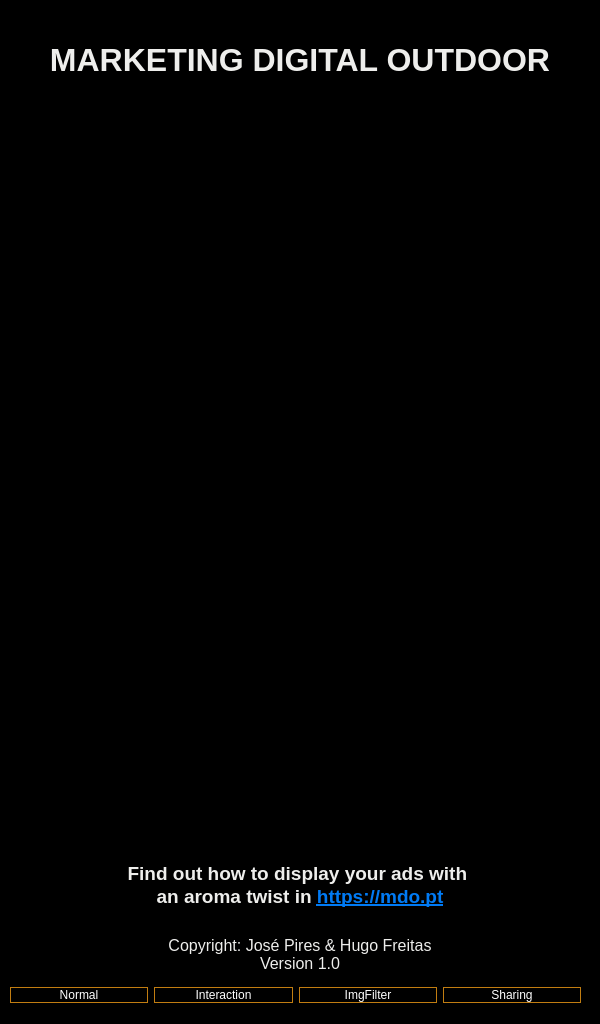
This is Proj/code/LS/LSApp/mainwindow.ui in ElectroQuanta/MDO as Qt 5 draws it before an edit. The edited form follows.
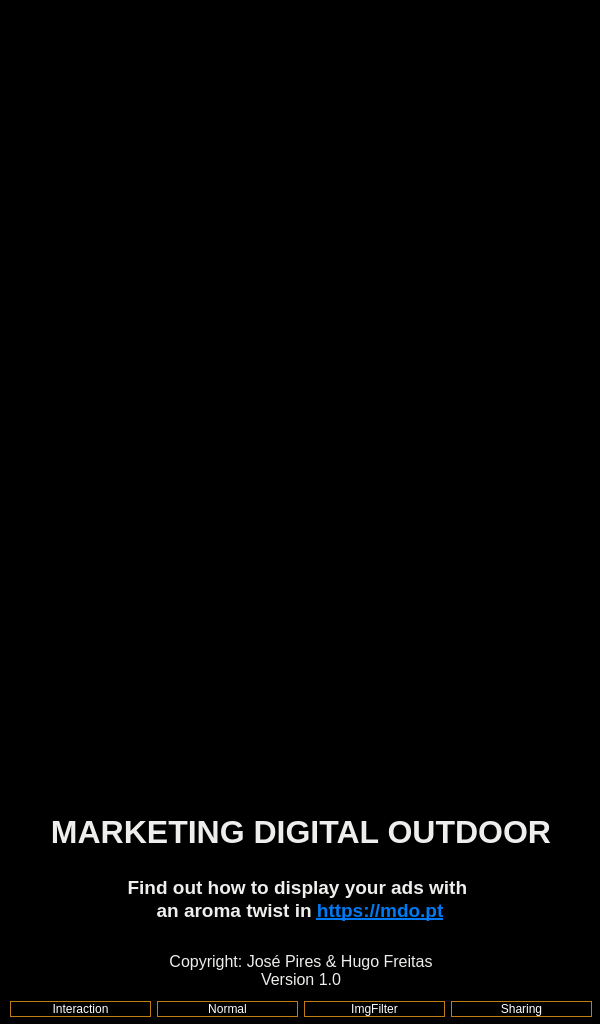
This is the edited form. Icons and pictures are not drawn.

Commit message: UPDT: LS: UI finished with just one shared graphic view

Patch:
```diff
--- a/Proj/code/LS/LSApp/mainwindow.ui
+++ b/Proj/code/LS/LSApp/mainwindow.ui
@@ -18,24 +18,30 @@
     <property name="geometry">
      <rect>
       <x>0</x>
-      <y>0</y>
+      <y>800</y>
       <width>600</width>
-      <height>1024</height>
+      <height>224</height>
      </rect>
     </property>
     <property name="styleSheet">
      <string notr="true">background-color: rgb(0, 0, 0);</string>
     </property>
-    <widget class="QWidget" name="page">
+    <property name="currentIndex">
+     <number>0</number>
+    </property>
+    <widget class="QWidget" name="main">
+     <widget class="QWidget" name="verticalLayoutWidget">
+      <property name="geometry">
+       <rect>
+        <x>10</x>
+        <y>10</y>
+        <width>582</width>
+        <height>207</height>
+       </rect>
+      </property>
+      <layout class="QVBoxLayout" name="verticalLayout">
+       <item>
      <widget class="QLabel" name="label">
-      <property name="geometry">
-       <rect>
-        <x>20</x>
-        <y>30</y>
-        <width>560</width>
-        <height>60</height>
-       </rect>
-      </property>
       <property name="font">
        <font>
         <pointsize>24</pointsize>
@@ -53,14 +59,20 @@
        <set>Qt::AlignCenter</set>
       </property>
      </widget>
-     <widget class="QLabel" name="label_2">
-      <property name="geometry">
-       <rect>
-        <x>20</x>
-        <y>860</y>
-        <width>560</width>
-        <height>50</height>
-       </rect>
+       </item>
+       <item>
+        <widget class="QLabel" name="label_5">
+         <property name="sizePolicy">
+          <sizepolicy hsizetype="Fixed" vsizetype="Fixed">
+           <horstretch>0</horstretch>
+           <verstretch>0</verstretch>
+          </sizepolicy>
+         </property>
+         <property name="minimumSize">
+          <size>
+           <width>580</width>
+           <height>80</height>
+          </size>
       </property>
       <property name="font">
        <font>
@@ -84,14 +96,20 @@
        <set>Qt::AlignCenter</set>
       </property>
      </widget>
-     <widget class="QLabel" name="label_3">
-      <property name="geometry">
-       <rect>
-        <x>20</x>
-        <y>929</y>
-        <width>560</width>
+       </item>
+       <item>
+        <widget class="QLabel" name="label_6">
+         <property name="sizePolicy">
+          <sizepolicy hsizetype="Preferred" vsizetype="Fixed">
+           <horstretch>0</horstretch>
+           <verstretch>0</verstretch>
+          </sizepolicy>
+         </property>
+         <property name="minimumSize">
+          <size>
+           <width>0</width>
         <height>50</height>
-       </rect>
+          </size>
       </property>
       <property name="font">
        <font>
@@ -111,60 +129,9 @@
        <set>Qt::AlignCenter</set>
       </property>
      </widget>
-     <widget class="QLabel" name="label_4">
-      <property name="geometry">
-       <rect>
-        <x>20</x>
-        <y>120</y>
-        <width>560</width>
-        <height>700</height>
-       </rect>
-      </property>
-      <property name="font">
-       <font>
-        <pointsize>12</pointsize>
-        <bold>false</bold>
-        <underline>false</underline>
-       </font>
-      </property>
-      <property name="styleSheet">
-       <string notr="true">color: rgb(238, 238, 236);
-background-image: url(:/resources/img/welcome.png);</string>
-      </property>
-      <property name="text">
-       <string/>
-      </property>
-      <property name="alignment">
-       <set>Qt::AlignCenter</set>
-      </property>
-     </widget>
-     <widget class="QWidget" name="horizontalLayoutWidget">
-      <property name="geometry">
-       <rect>
-        <x>10</x>
-        <y>980</y>
-        <width>571</width>
-        <height>31</height>
-       </rect>
-      </property>
-      <layout class="QHBoxLayout" name="horizontalLayout">
-       <item>
-        <widget class="QPushButton" name="pushButton">
-         <property name="toolTip">
-          <string>Dummy button to navigate to Normal mode view</string>
-         </property>
-         <property name="styleSheet">
-          <string notr="true">color: rgb(255, 255, 255);
-border: 1px solid rgb(193, 125, 17)
-/*border-color: rgb(193, 125, 17);
-border-radius: 5px
-*/</string>
-         </property>
-         <property name="text">
-          <string>Normal</string>
-         </property>
-        </widget>
        </item>
+       <item>
+        <layout class="QHBoxLayout" name="horizontalLayout_2">
        <item>
         <widget class="QPushButton" name="pushButton_2">
          <property name="toolTip">
@@ -182,6 +149,23 @@
          </property>
         </widget>
        </item>
+         <item>
+          <widget class="QPushButton" name="pushButton">
+           <property name="toolTip">
+            <string>Dummy button to navigate to Normal mode view</string>
+           </property>
+           <property name="styleSheet">
+            <string notr="true">color: rgb(255, 255, 255);
+border: 1px solid rgb(193, 125, 17)
+/*border-color: rgb(193, 125, 17);
+border-radius: 5px
+*/</string>
+           </property>
+           <property name="text">
+            <string>Normal</string>
+           </property>
+          </widget>
+         </item>
        <item>
         <widget class="QPushButton" name="pushButton_3">
          <property name="toolTip">
@@ -217,9 +201,27 @@
         </widget>
        </item>
       </layout>
+       </item>
+      </layout>
      </widget>
     </widget>
    </widget>
+   <widget class="QGraphicsView" name="graphicsView">
+    <property name="geometry">
+     <rect>
+      <x>0</x>
+      <y>0</y>
+      <width>600</width>
+      <height>800</height>
+     </rect>
+    </property>
+    <property name="styleSheet">
+     <string notr="true">/*border-image: url(:/resources/img/welcome.png) 0 0 0 0 stretch stretch;
+*/
+background-color: rgb(0, 0, 0);
+border-color: black</string>
+    </property>
+   </widget>
   </widget>
  </widget>
  <resources/>
```
Lines whose indentation alone changed are shown as unchanged. The commit also changes 5 other files.
